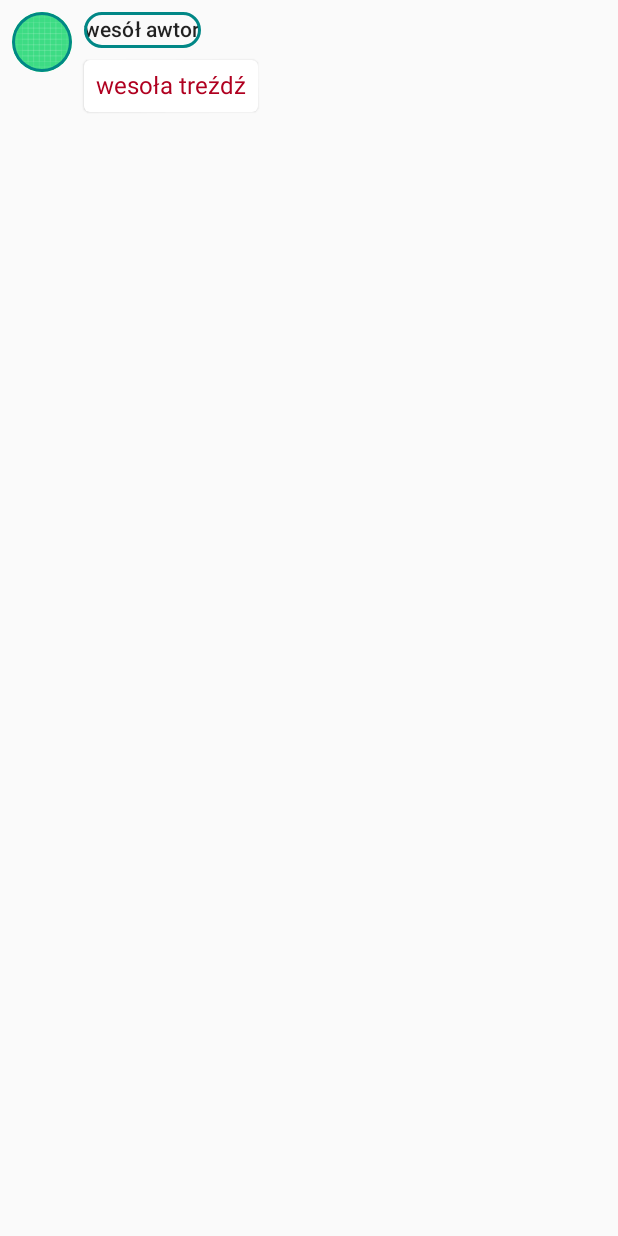
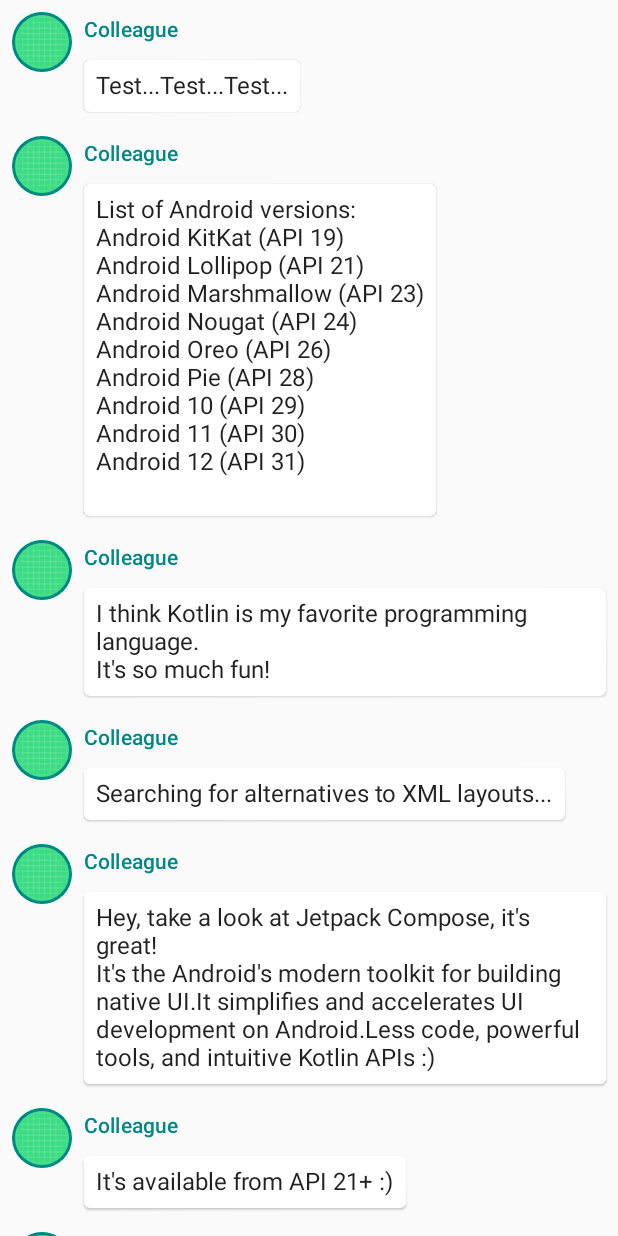
Before and after one commit to Ant8/ComposeDrugiePodejscie, an Android app built with Jetpack Compose: the screen it shows after launch (MainActivity), on a phone screen of 412 x 824 dp. Run offline under Robolectric (Android 15) with nearby library versions, the phone set to English and light mode, and no system bars.

Commit message:
use sample data from android dev

```diff
--- a/app/src/main/java/com/example/composedrugiepodejcie/Conversation.kt
+++ b/app/src/main/java/com/example/composedrugiepodejcie/Conversation.kt
@@ -4,6 +4,7 @@ import androidx.compose.foundation.lazy.LazyColumn
 import androidx.compose.foundation.lazy.items
 import androidx.compose.runtime.Composable
 import androidx.compose.ui.tooling.preview.Preview
+import com.example.composedrugiepodejcie.SampleData.conversationSample
 import com.example.composedrugiepodejcie.ui.theme.ComposeDrugiePodejścieTheme
 
 @Composable
@@ -17,9 +18,7 @@ fun Conversation(messages: List<Message>) {
 @Composable
 fun ConversationPreview() {
     ComposeDrugiePodejścieTheme {
-        Conversation(messages = sampleData.chunked(2)
-            .map { Message(it[0], it[1]) }
-        )
+        Conversation(messages = conversationSample)
     }
 }
 
--- a/app/src/main/java/com/example/composedrugiepodejcie/MainActivity.kt
+++ b/app/src/main/java/com/example/composedrugiepodejcie/MainActivity.kt
@@ -3,6 +3,7 @@ package com.example.composedrugiepodejcie
 import android.os.Bundle
 import androidx.activity.ComponentActivity
 import androidx.activity.compose.setContent
+import com.example.composedrugiepodejcie.SampleData.conversationSample
 import com.example.composedrugiepodejcie.ui.theme.ComposeDrugiePodejścieTheme
 
 class MainActivity : ComponentActivity() {
@@ -10,7 +11,7 @@ class MainActivity : ComponentActivity() {
         super.onCreate(savedInstanceState)
         setContent {
             ComposeDrugiePodejścieTheme {
-                MessageContent(Message("wesół awtor", "wesoła treźdź"))
+                Conversation(messages = conversationSample)
             }
         }
     }
--- a/app/src/main/java/com/example/composedrugiepodejcie/Message.kt
+++ b/app/src/main/java/com/example/composedrugiepodejcie/Message.kt
@@ -46,9 +46,7 @@ fun MessageContent(
         Column {
             Text(
                 message.author,
-                modifier = Modifier.border(2.dp,
-                    MaterialTheme.colors.secondaryVariant,
-                    CircleShape),
+                color = MaterialTheme.colors.secondaryVariant,
                 style = MaterialTheme.typography.subtitle2
             )
 
@@ -58,7 +56,6 @@ fun MessageContent(
                 Text(
                     message.body,
                     modifier = Modifier.padding(all = 8.dp),
-                    color = MaterialTheme.colors.error,
                     style = MaterialTheme.typography.body1,
                 )
             }
--- /dev/null
+++ b/app/src/main/java/com/example/composedrugiepodejcie/SampleData.kt
@@ -0,0 +1,72 @@
+package com.example.composedrugiepodejcie
+
+object SampleData {
+    // Sample conversation data
+    val conversationSample = listOf(
+        Message(
+            "Colleague",
+            "Test...Test...Test..."
+        ),
+        Message(
+            "Colleague",
+            "List of Android versions:\n" +
+                    "Android KitKat (API 19)\n" +
+                    "Android Lollipop (API 21)\n" +
+                    "Android Marshmallow (API 23)\n" +
+                    "Android Nougat (API 24)\n" +
+                    "Android Oreo (API 26)\n" +
+                    "Android Pie (API 28)\n" +
+                    "Android 10 (API 29)\n" +
+                    "Android 11 (API 30)\n" +
+                    "Android 12 (API 31)\n"
+        ),
+        Message(
+            "Colleague",
+            "I think Kotlin is my favorite programming language.\n" +
+                    "It's so much fun!"
+        ),
+        Message(
+            "Colleague",
+            "Searching for alternatives to XML layouts..."
+        ),
+        Message(
+            "Colleague",
+            "Hey, take a look at Jetpack Compose, it's great!\n" +
+                    "It's the Android's modern toolkit for building native UI." +
+                    "It simplifies and accelerates UI development on Android." +
+                    "Less code, powerful tools, and intuitive Kotlin APIs :)"
+        ),
+        Message(
+            "Colleague",
+            "It's available from API 21+ :)"
+        ),
+        Message(
+            "Colleague",
+            "Writing Kotlin for UI seems so natural, Compose where have you been all my life?"
+        ),
+        Message(
+            "Colleague",
+            "Android Studio next version's name is Arctic Fox"
+        ),
+        Message(
+            "Colleague",
+            "Android Studio Arctic Fox tooling for Compose is top notch ^_^"
+        ),
+        Message(
+            "Colleague",
+            "I didn't know you can now run the emulator directly from Android Studio"
+        ),
+        Message(
+            "Colleague",
+            "Compose Previews are great to check quickly how a composable layout looks like"
+        ),
+        Message(
+            "Colleague",
+            "Previews are also interactive after enabling the experimental setting"
+        ),
+        Message(
+            "Colleague",
+            "Have you tried writing build.gradle with KTS?"
+        ),
+    )
+}
```
